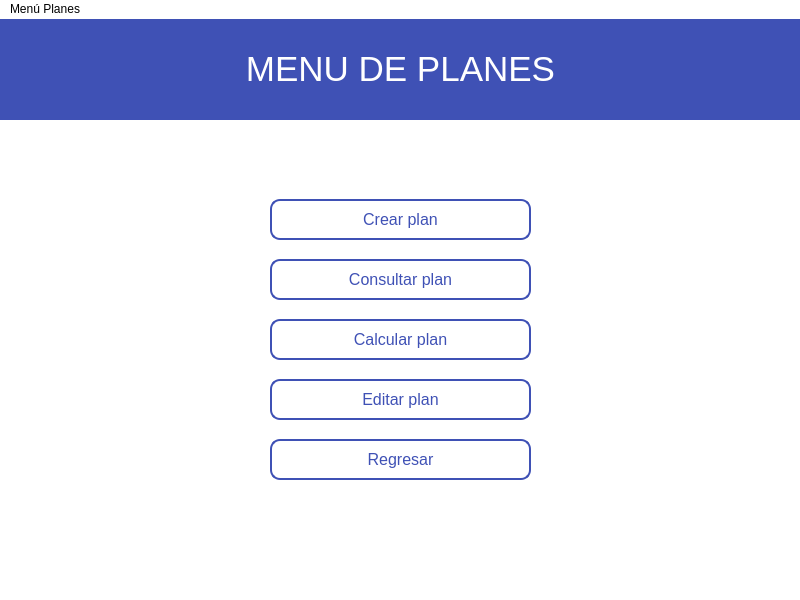
First picture: the form in MenuPlanes.ui, repository DavHRod/Proyecto-Final-POO-2021-1, before the edit.
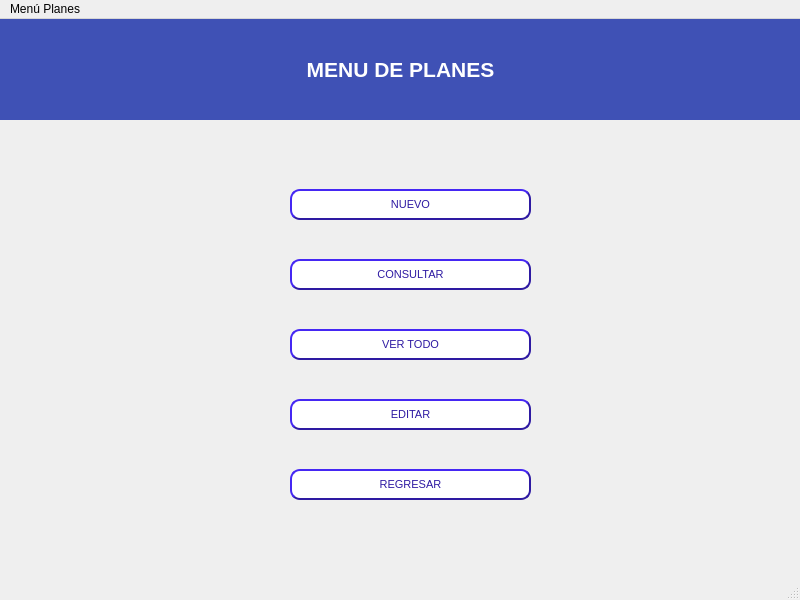
Second picture: the form after the edit.

The edit to the form file:
```diff
--- a/MenuPlanes.ui
+++ b/MenuPlanes.ui
@@ -14,7 +14,7 @@
    <string>Menú Planes</string>
   </property>
   <property name="styleSheet">
-   <string notr="true">background-color: rgb(255, 255, 255);</string>
+   <string notr="true"/>
   </property>
   <widget class="QWidget" name="centralwidget">
    <widget class="QLabel" name="label_titulo">
@@ -29,9 +29,9 @@
     <property name="font">
      <font>
       <family>Tahoma</family>
-      <pointsize>26</pointsize>
-      <weight>50</weight>
-      <bold>false</bold>
+      <pointsize>16</pointsize>
+      <weight>75</weight>
+      <bold>true</bold>
      </font>
     </property>
     <property name="styleSheet">
@@ -45,16 +45,16 @@
    <widget class="QPushButton" name="pushButton_Regresar">
     <property name="geometry">
      <rect>
-      <x>270</x>
-      <y>420</y>
-      <width>261</width>
-      <height>41</height>
+      <x>290</x>
+      <y>450</y>
+      <width>241</width>
+      <height>31</height>
      </rect>
     </property>
     <property name="font">
      <font>
       <family>Tahoma</family>
-      <pointsize>12</pointsize>
+      <pointsize>8</pointsize>
       <weight>50</weight>
       <bold>false</bold>
      </font>
@@ -63,62 +63,30 @@
      <cursorShape>PointingHandCursor</cursorShape>
     </property>
     <property name="styleSheet">
-     <string notr="true">color: rgb(63, 81, 181);
-border-style: solid;
+     <string notr="true">color:rgb(46, 26, 162) ;
+border-style: outset;
 background-color:rgb(255, 255, 255) ;
-border-color:rgb(63, 81, 181);
+border-color:rgb(46, 26, 162);
 border-width: 2px;
 border-radius: 10px;</string>
     </property>
     <property name="text">
-     <string>Regresar</string>
-    </property>
-   </widget>
-   <widget class="QPushButton" name="pushButton_CalcularPlan">
-    <property name="geometry">
-     <rect>
-      <x>270</x>
-      <y>300</y>
-      <width>261</width>
-      <height>41</height>
-     </rect>
-    </property>
-    <property name="font">
-     <font>
-      <family>Tahoma</family>
-      <pointsize>12</pointsize>
-      <weight>50</weight>
-      <bold>false</bold>
-     </font>
-    </property>
-    <property name="cursor">
-     <cursorShape>PointingHandCursor</cursorShape>
-    </property>
-    <property name="styleSheet">
-     <string notr="true">color: rgb(63, 81, 181);
-border-style: solid;
-background-color:rgb(255, 255, 255) ;
-border-color:rgb(63, 81, 181);
-border-width: 2px;
-border-radius: 10px;</string>
-    </property>
-    <property name="text">
-     <string>Calcular plan</string>
+     <string>REGRESAR</string>
     </property>
    </widget>
    <widget class="QPushButton" name="pushButton_ConsultarPlan">
     <property name="geometry">
      <rect>
-      <x>270</x>
+      <x>290</x>
       <y>240</y>
-      <width>261</width>
-      <height>41</height>
+      <width>241</width>
+      <height>31</height>
      </rect>
     </property>
     <property name="font">
      <font>
       <family>Tahoma</family>
-      <pointsize>12</pointsize>
+      <pointsize>8</pointsize>
       <weight>50</weight>
       <bold>false</bold>
      </font>
@@ -127,30 +95,30 @@
      <cursorShape>PointingHandCursor</cursorShape>
     </property>
     <property name="styleSheet">
-     <string notr="true">color: rgb(63, 81, 181);
-border-style: solid;
+     <string notr="true">color:rgb(46, 26, 162) ;
+border-style: outset;
 background-color:rgb(255, 255, 255) ;
-border-color:rgb(63, 81, 181);
+border-color:rgb(46, 26, 162);
 border-width: 2px;
 border-radius: 10px;</string>
     </property>
     <property name="text">
-     <string>Consultar plan</string>
+     <string>CONSULTAR</string>
     </property>
    </widget>
    <widget class="QPushButton" name="pushButton_CrearPlan">
     <property name="geometry">
      <rect>
-      <x>270</x>
-      <y>180</y>
-      <width>261</width>
-      <height>41</height>
+      <x>290</x>
+      <y>170</y>
+      <width>241</width>
+      <height>31</height>
      </rect>
     </property>
     <property name="font">
      <font>
       <family>Tahoma</family>
-      <pointsize>12</pointsize>
+      <pointsize>8</pointsize>
       <weight>50</weight>
       <bold>false</bold>
      </font>
@@ -159,30 +127,30 @@
      <cursorShape>PointingHandCursor</cursorShape>
     </property>
     <property name="styleSheet">
-     <string notr="true">color: rgb(63, 81, 181);
-border-style: solid;
+     <string notr="true">color:rgb(46, 26, 162) ;
+border-style: outset;
 background-color:rgb(255, 255, 255) ;
-border-color:rgb(63, 81, 181);
+border-color:rgb(46, 26, 162);
 border-width: 2px;
 border-radius: 10px;</string>
     </property>
     <property name="text">
-     <string>Crear plan</string>
+     <string>NUEVO</string>
     </property>
    </widget>
    <widget class="QPushButton" name="pushButton_EditarPlan">
     <property name="geometry">
      <rect>
-      <x>270</x>
-      <y>360</y>
-      <width>261</width>
-      <height>41</height>
+      <x>290</x>
+      <y>380</y>
+      <width>241</width>
+      <height>31</height>
      </rect>
     </property>
     <property name="font">
      <font>
       <family>Tahoma</family>
-      <pointsize>12</pointsize>
+      <pointsize>8</pointsize>
       <weight>50</weight>
       <bold>false</bold>
      </font>
@@ -191,15 +159,47 @@
      <cursorShape>PointingHandCursor</cursorShape>
     </property>
     <property name="styleSheet">
-     <string notr="true">color: rgb(63, 81, 181);
-border-style: solid;
+     <string notr="true">color:rgb(46, 26, 162) ;
+border-style: outset;
 background-color:rgb(255, 255, 255) ;
-border-color:rgb(63, 81, 181);
+border-color:rgb(46, 26, 162);
 border-width: 2px;
 border-radius: 10px;</string>
     </property>
     <property name="text">
-     <string>Editar plan</string>
+     <string>EDITAR</string>
+    </property>
+   </widget>
+   <widget class="QPushButton" name="pushButton_all">
+    <property name="geometry">
+     <rect>
+      <x>290</x>
+      <y>310</y>
+      <width>241</width>
+      <height>31</height>
+     </rect>
+    </property>
+    <property name="font">
+     <font>
+      <family>Tahoma</family>
+      <pointsize>8</pointsize>
+      <weight>50</weight>
+      <bold>false</bold>
+     </font>
+    </property>
+    <property name="cursor">
+     <cursorShape>PointingHandCursor</cursorShape>
+    </property>
+    <property name="styleSheet">
+     <string notr="true">color:rgb(46, 26, 162) ;
+border-style: outset;
+background-color:rgb(255, 255, 255) ;
+border-color:rgb(46, 26, 162);
+border-width: 2px;
+border-radius: 10px;</string>
+    </property>
+    <property name="text">
+     <string>VER TODO</string>
     </property>
    </widget>
   </widget>
```
